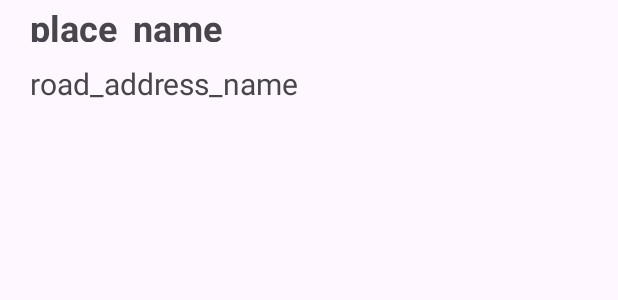
After one commit to NNYT1024/loadGuide, an Android app built with Jetpack Compose: the layout address_item.xml on its own in the app's theme, with its tools: preview values and no code run, on a phone screen of 412 x 824 dp. The commit adds this screen. Shown: the top 300 px of the screen. Run offline under Robolectric (Android 15) with nearby library versions, the phone set to English and light mode, and no system bars; network calls fail.

Commit message:
리사이크뷰 생성 성공

```diff
--- /dev/null
+++ b/app/src/main/java/com/map/loadguied_v2/recyleView/AddressItem.kt
@@ -0,0 +1,3 @@
+package com.map.loadguied_v2.recyleView
+
+class AddressItem(val place_name: String, val road_address_name: String)
--- /dev/null
+++ b/app/src/main/res/layout/address_item.xml
@@ -0,0 +1,35 @@
+<?xml version="1.0" encoding="utf-8"?>
+<androidx.constraintlayout.widget.ConstraintLayout xmlns:android="http://schemas.android.com/apk/res/android"
+    android:layout_width="match_parent"
+    android:layout_height="80dp"
+    xmlns:app="http://schemas.android.com/apk/res-auto"
+    xmlns:tools="http://schemas.android.com/tools"
+    android:layout_marginTop="2dp"
+    android:layout_marginBottom="2dp"
+    android:layout_marginStart="4dp"
+    android:layout_marginEnd="4dp">
+
+    <TextView
+        android:id="@+id/place_name"
+        android:layout_width="wrap_content"
+        android:layout_height="26dp"
+        android:layout_marginStart="16dp"
+        android:textSize="24sp"
+        android:textStyle="bold"
+        app:layout_constraintStart_toStartOf="parent"
+        tools:ignore="MissingConstraints"
+        tools:layout_editor_absoluteY="8dp"
+        tools:text="place_name" />
+
+    <TextView
+        android:id="@+id/road_address_name"
+        android:layout_width="wrap_content"
+        android:layout_height="24dp"
+        android:layout_marginBottom="16dp"
+        android:textSize="20sp"
+        app:layout_constraintBottom_toBottomOf="parent"
+        app:layout_constraintStart_toStartOf="@+id/place_name"
+        tools:ignore="MissingConstraints"
+        tools:text="road_address_name" />
+
+</androidx.constraintlayout.widget.ConstraintLayout>
--- a/app/src/main/res/values/strings.xml
+++ b/app/src/main/res/values/strings.xml
@@ -1,3 +1,4 @@
 <resources>
     <string name="app_name">loadGuied_v2</string>
+    <string name="title_activity_get_address">getAddressActivity</string>
 </resources>
--- a/build.gradle.kts
+++ b/build.gradle.kts
@@ -1,5 +1,5 @@
 // Top-level build file where you can add configuration options common to all sub-projects/modules.
 plugins {
-    id("com.android.application") version "8.1.4" apply false
-    id("org.jetbrains.kotlin.android") version "1.9.0" apply false
+    id("com.android.application") version "8.2.0" apply false
+    id("org.jetbrains.kotlin.android") version "1.8.10" apply false
 }
```
Also changed, not shown: app/build.gradle.kts (+26 -7 lines), app/src/main/AndroidManifest.xml (+13 -7 lines), app/src/main/java/com/map/loadguied_v2/MainActivity.kt (+11 -0 lines), app/src/main/java/com/map/loadguied_v2/recyleView/AddressRvAdapter.kt (added, +61 -0 lines), app/src/main/java/com/map/loadguied_v2/recyleView/GetAddress.kt (added, +35 -0 lines), app/src/main/java/com/map/loadguied_v2/recyleView/ui/theme/Color.kt (added, +11 -0 lines), app/src/main/java/com/map/loadguied_v2/recyleView/ui/theme/Theme.kt (added, +70 -0 lines), app/src/main/java/com/map/loadguied_v2/recyleView/ui/theme/Type.kt (added, +34 -0 lines), app/src/main/res/drawable/address_item.xml (added, +11 -0 lines), app/src/main/res/layout/select_address_list.xml (added, +15 -0 lines), gradle/wrapper/gradle-wrapper.properties.
